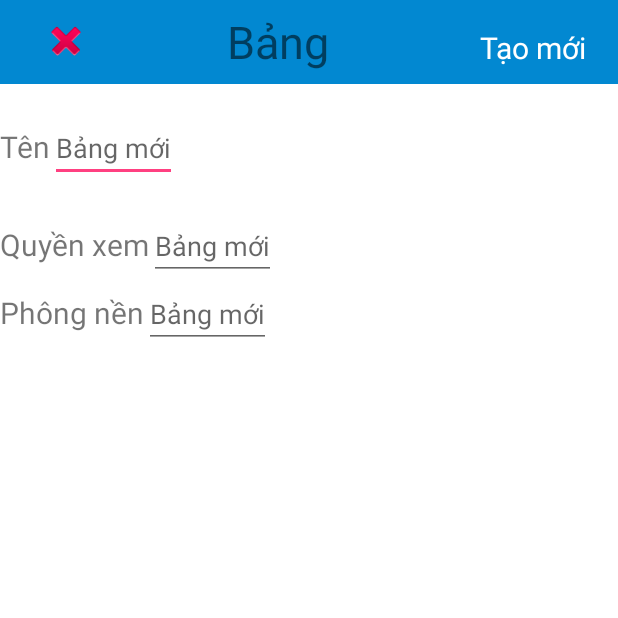
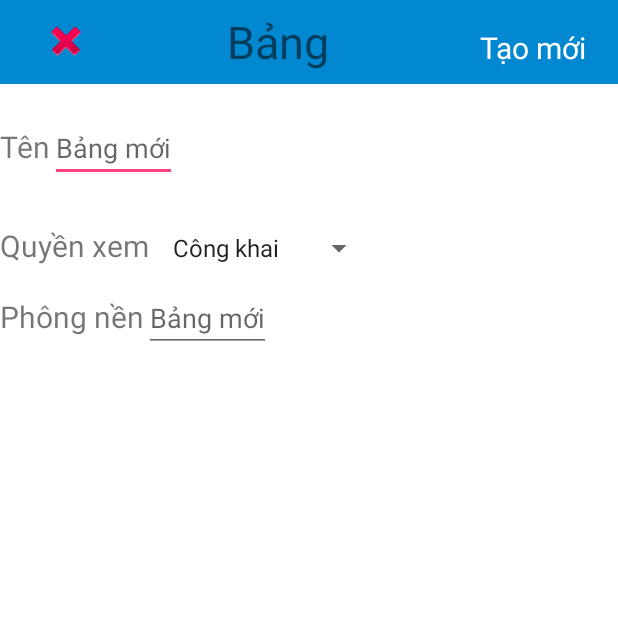
Before and after one commit to huongvu1397/ProjectSmartTask, an Android app: the TaoBang screen opened directly, with no data from a screen before it, on a phone screen of 412 x 824 dp, the top half of it. Run offline under Robolectric (Android 15) with nearby library versions, the phone set to English and light mode, and no system bars.

Commit message:
Thêm Spinner Quyền Xem

```diff
--- a/app/src/main/java/com/example/a84974/projectsmarttask/FragmentLich.java
+++ b/app/src/main/java/com/example/a84974/projectsmarttask/FragmentLich.java
@@ -49,10 +49,6 @@ public class FragmentLich extends Fragment {
                                 + eventDay.isEnabled(),
                         Toast.LENGTH_SHORT).show());
 
-
-
-
-
         return view;
     }
 }
--- a/app/src/main/java/com/example/a84974/projectsmarttask/TaoBang.java
+++ b/app/src/main/java/com/example/a84974/projectsmarttask/TaoBang.java
@@ -4,12 +4,22 @@ import android.content.Intent;
 import android.support.v7.app.AppCompatActivity;
 import android.os.Bundle;
 import android.view.View;
+import android.widget.ArrayAdapter;
+import android.widget.Spinner;
 
 public class TaoBang extends AppCompatActivity {
+    private Spinner spiner;
     @Override
     protected void onCreate(Bundle savedInstanceState) {
         super.onCreate(savedInstanceState);
         setContentView(R.layout.activity_tao_bang);
+        spiner = findViewById(R.id.spinnertb);
+        ArrayAdapter<String> myAdapter = new ArrayAdapter<String>(this,
+                android.R.layout.simple_list_item_1,
+                getResources().getStringArray(R.array.spineritem)
+        );
+        myAdapter.setDropDownViewResource(android.R.layout.simple_spinner_dropdown_item);
+        spiner.setAdapter(myAdapter);
     }
     public void trove(View view) {
         finish();
--- a/app/src/main/res/layout/activity_tao_bang.xml
+++ b/app/src/main/res/layout/activity_tao_bang.xml
@@ -63,6 +63,7 @@
             android:textSize="20dp"
             android:text="Tên"/>
         <EditText
+            android:maxLines="1"
             android:layout_width="match_parent"
             android:hint="Bảng mới"
             android:layout_height="wrap_content" />
@@ -77,10 +78,10 @@
                 android:layout_height="wrap_content"
                 android:textSize="20dp"
                 android:text="Quyền xem"/>
-            <EditText
+            <Spinner
+                android:id="@+id/spinnertb"
                 android:layout_width="match_parent"
-                android:hint="Bảng mới"
-                android:layout_height="wrap_content" />
+                android:layout_height="wrap_content"></Spinner>
         </LinearLayout>
         <LinearLayout
             android:layout_width="wrap_content"
--- a/app/src/main/res/values/strings.xml
+++ b/app/src/main/res/values/strings.xml
@@ -20,4 +20,8 @@
     <string name="default_info_snippet">No places found, because location permission is disabled.</string>
     <string name="option_get_place">Get place</string>
     <string name="pick_place">Choose a place</string>
+    <string-array name="spineritem">
+        <item>Công khai</item>
+        <item>Riêng tư</item>
+    </string-array>
 </resources>
```
